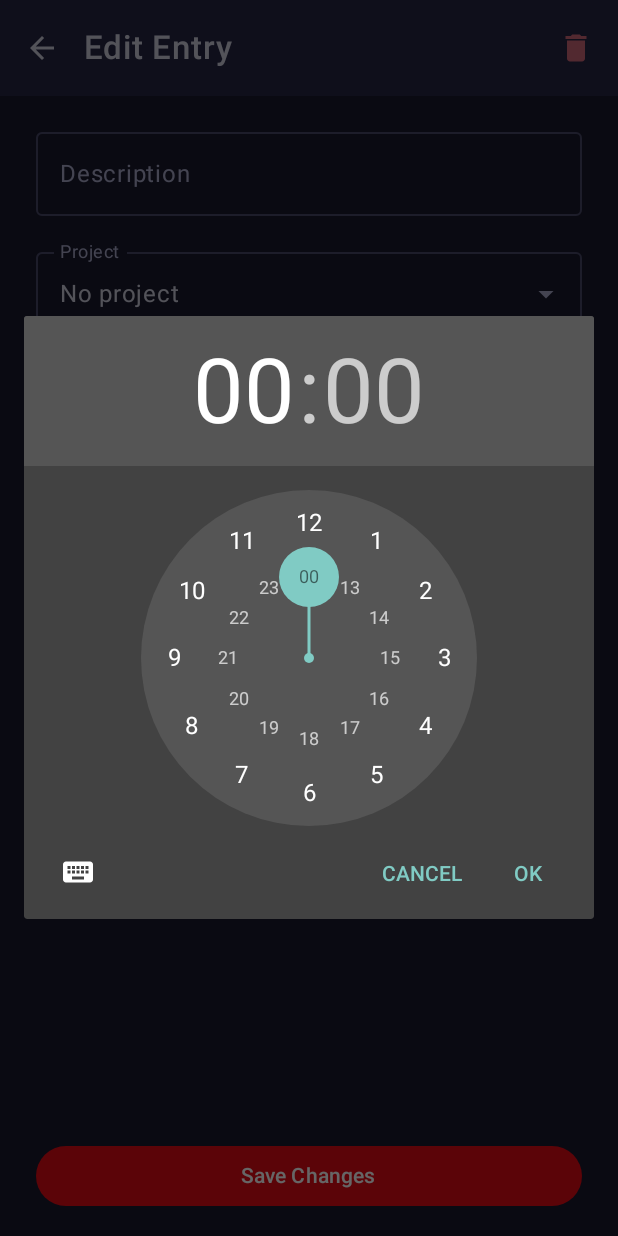
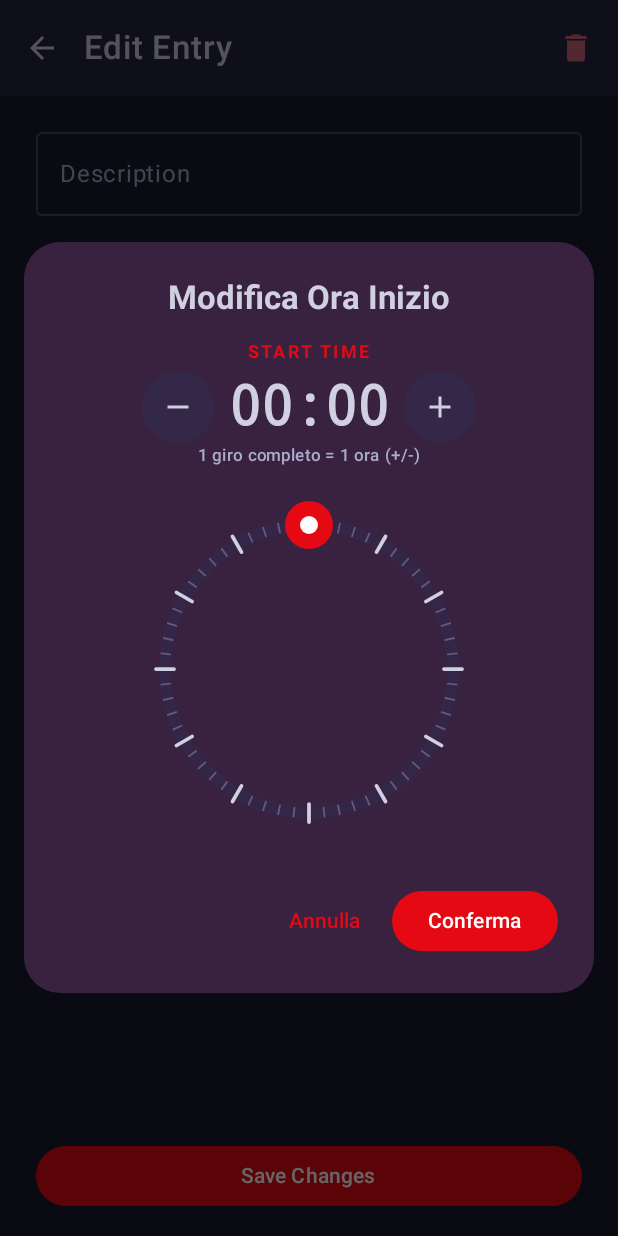
Before and after one commit to krakamoto/StudyTrack, an Android app built with Jetpack Compose: the composable EditTimeEntryContent shown on its own in the app's theme, after a tap on an icon or button, on a phone screen of 412 x 824 dp. Run offline under Robolectric (Android 15) with nearby library versions, the phone set to English and light mode, and no system bars; our stand-ins replace Dagger/Hilt's generated code.

Commit message:
feat(timer): Add Toggl circular time dial picker and live running start-time editing

```diff
--- /dev/null
+++ b/app/src/main/java/com/studytrack/ui/components/TogglTimeDialPicker.kt
@@ -0,0 +1,350 @@
+package com.studytrack.ui.components
+
+import androidx.compose.foundation.Canvas
+import androidx.compose.foundation.background
+import androidx.compose.foundation.gestures.detectDragGestures
+import androidx.compose.foundation.gestures.detectTapGestures
+import androidx.compose.foundation.layout.*
+import androidx.compose.foundation.shape.CircleShape
+import androidx.compose.foundation.shape.RoundedCornerShape
+import androidx.compose.material.icons.Icons
+import androidx.compose.material.icons.filled.Add
+import androidx.compose.material.icons.filled.Remove
+import androidx.compose.material3.*
+import androidx.compose.runtime.*
+import androidx.compose.ui.Alignment
+import androidx.compose.ui.Modifier
+import androidx.compose.ui.draw.clip
+import androidx.compose.ui.geometry.Offset
+import androidx.compose.ui.graphics.Color
+import androidx.compose.ui.graphics.StrokeCap
+import androidx.compose.ui.graphics.drawscope.Stroke
+import androidx.compose.ui.hapticfeedback.HapticFeedbackType
+import androidx.compose.ui.input.pointer.pointerInput
+import androidx.compose.ui.platform.LocalHapticFeedback
+import androidx.compose.ui.text.font.FontFamily
+import androidx.compose.ui.text.font.FontWeight
+import androidx.compose.ui.unit.dp
+import androidx.compose.ui.unit.sp
+import androidx.compose.ui.window.Dialog
+import java.util.*
+import kotlin.math.*
+
+/**
+ * Toggl Track-style circular time dial.
+ *
+ * One full 360-degree rotation corresponds to exactly 1 hour (60 minutes).
+ * Dragging clockwise past 12 o'clock increments the hour.
+ * Dragging counter-clockwise past 12 o'clock decrements the hour.
+ */
+@Composable
+fun TogglTimeDial(
+    timeMillis: Long,
+    onTimeChange: (Long) -> Unit,
+    modifier: Modifier = Modifier,
+    label: String = "START TIME",
+    primaryColor: Color = MaterialTheme.colorScheme.primary
+) {
+    val haptic = LocalHapticFeedback.current
+
+    val calendar = remember(timeMillis) {
+        Calendar.getInstance().apply { this.timeInMillis = timeMillis }
+    }
+
+    var hour by remember(timeMillis) { mutableIntStateOf(calendar.get(Calendar.HOUR_OF_DAY)) }
+    var minute by remember(timeMillis) { mutableIntStateOf(calendar.get(Calendar.MINUTE)) }
+    var previousAngle by remember { mutableFloatStateOf(minute * 6f) }
+
+    fun updateTimestamp(newHour: Int, newMinute: Int) {
+        val cal = Calendar.getInstance().apply {
+            this.timeInMillis = timeMillis
+            set(Calendar.HOUR_OF_DAY, newHour)
+            set(Calendar.MINUTE, newMinute)
+            set(Calendar.SECOND, 0)
+            set(Calendar.MILLISECOND, 0)
+        }
+        onTimeChange(cal.timeInMillis)
+    }
+
+    fun handleAngleChange(newAngle: Float) {
+        // Detect crossing 12 o'clock (0° / 360°)
+        if (previousAngle > 270f && newAngle < 90f) {
+            // Clockwise crossing past 12: increment hour
+            hour = (hour + 1) % 24
+            haptic.performHapticFeedback(HapticFeedbackType.LongPress)
+        } else if (previousAngle < 90f && newAngle > 270f) {
+            // Counter-clockwise crossing past 12: decrement hour
+            hour = (hour - 1 + 24) % 24
+            haptic.performHapticFeedback(HapticFeedbackType.LongPress)
+        }
+
+        previousAngle = newAngle
+        val newMin = ((newAngle / 6f).roundToInt()) % 60
+        if (newMin != minute) {
+            minute = newMin
+            haptic.performHapticFeedback(HapticFeedbackType.TextHandleMove)
+            updateTimestamp(hour, minute)
+        }
+    }
+
+    Column(
+        modifier = modifier.fillMaxWidth(),
+        horizontalAlignment = Alignment.CenterHorizontally
+    ) {
+        // Mode Label
+        Text(
+            text = label,
+            style = MaterialTheme.typography.labelMedium,
+            fontWeight = FontWeight.Bold,
+            color = primaryColor,
+            letterSpacing = 1.5.sp
+        )
+
+        Spacer(modifier = Modifier.height(8.dp))
+
+        // Time digital readout with +/- 1h quick adjustment buttons
+        Row(
+            verticalAlignment = Alignment.CenterVertically,
+            horizontalArrangement = Arrangement.Center
+        ) {
+            IconButton(
+                onClick = {
+                    hour = (hour - 1 + 24) % 24
+                    updateTimestamp(hour, minute)
+                    haptic.performHapticFeedback(HapticFeedbackType.LongPress)
+                },
+                modifier = Modifier
+                    .size(36.dp)
+                    .clip(CircleShape)
+                    .background(MaterialTheme.colorScheme.surfaceVariant.copy(alpha = 0.5f))
+            ) {
+                Icon(
+                    Icons.Default.Remove,
+                    contentDescription = "-1 hour",
+                    tint = MaterialTheme.colorScheme.onSurface
+                )
+            }
+
+            Spacer(modifier = Modifier.width(16.dp))
+
+            Text(
+                text = "%02d:%02d".format(hour, minute),
+                style = MaterialTheme.typography.displaySmall,
+                fontWeight = FontWeight.Bold,
+                fontFamily = FontFamily.Monospace,
+                color = MaterialTheme.colorScheme.onSurface
+            )
+
+            Spacer(modifier = Modifier.width(16.dp))
+
+            IconButton(
+                onClick = {
+                    hour = (hour + 1) % 24
+                    updateTimestamp(hour, minute)
+                    haptic.performHapticFeedback(HapticFeedbackType.LongPress)
+                },
+                modifier = Modifier
+                    .size(36.dp)
+                    .clip(CircleShape)
+                    .background(MaterialTheme.colorScheme.surfaceVariant.copy(alpha = 0.5f))
+            ) {
+                Icon(
+                    Icons.Default.Add,
+                    contentDescription = "+1 hour",
+                    tint = MaterialTheme.colorScheme.onSurface
+                )
+            }
+        }
+
+        Spacer(modifier = Modifier.height(4.dp))
+        Text(
+            text = "1 giro completo = 1 ora (+/-)",
+            style = MaterialTheme.typography.labelSmall,
+            color = MaterialTheme.colorScheme.onSurfaceVariant
+        )
+
+        Spacer(modifier = Modifier.height(16.dp))
+
+        // Circular Dial Canvas
+        val dialSize = 240.dp
+        val surfaceColor = MaterialTheme.colorScheme.surfaceVariant.copy(alpha = 0.4f)
+        val onSurfaceColor = MaterialTheme.colorScheme.onSurface
+        val onSurfaceVariant = MaterialTheme.colorScheme.onSurfaceVariant.copy(alpha = 0.4f)
+
+        Box(
+            modifier = Modifier
+                .size(dialSize)
+                .pointerInput(Unit) {
+                    detectDragGestures(
+                        onDragStart = { offset ->
+                            val center = Offset(size.width / 2f, size.height / 2f)
+                            val dx = offset.x - center.x
+                            val dy = offset.y - center.y
+                            var angle = Math.toDegrees(atan2(dy.toDouble(), dx.toDouble())).toFloat() + 90f
+                            if (angle < 0f) angle += 360f
+                            previousAngle = angle
+                            handleAngleChange(angle)
+                        },
+                        onDrag = { change, _ ->
+                            change.consume()
+                            val center = Offset(size.width / 2f, size.height / 2f)
+                            val dx = change.position.x - center.x
+                            val dy = change.position.y - center.y
+                            var angle = Math.toDegrees(atan2(dy.toDouble(), dx.toDouble())).toFloat() + 90f
+                            if (angle < 0f) angle += 360f
+                            handleAngleChange(angle)
+                        }
+                    )
+                }
+                .pointerInput(Unit) {
+                    detectTapGestures { offset ->
+                        val center = Offset(size.width / 2f, size.height / 2f)
+                        val dx = offset.x - center.x
+                        val dy = offset.y - center.y
+                        var angle = Math.toDegrees(atan2(dy.toDouble(), dx.toDouble())).toFloat() + 90f
+                        if (angle < 0f) angle += 360f
+                        previousAngle = angle
+                        handleAngleChange(angle)
+                    }
+                },
+            contentAlignment = Alignment.Center
+        ) {
+            Canvas(modifier = Modifier.fillMaxSize()) {
+                val center = Offset(size.width / 2f, size.height / 2f)
+                val trackRadius = (size.minDimension / 2f) - 24.dp.toPx()
+
+                // Background track circle
+                drawCircle(
+                    color = surfaceColor,
+                    radius = trackRadius,
+                    center = center,
+                    style = Stroke(width = 8.dp.toPx(), cap = StrokeCap.Round)
+                )
+
+                // 60-minute tick marks around track
+                for (i in 0 until 60) {
+                    val tickAngleRad = Math.toRadians((i * 6 - 90).toDouble())
+                    val isMajor = (i % 5 == 0)
+                    val tickLen = if (isMajor) 12.dp.toPx() else 6.dp.toPx()
+                    val tickStroke = if (isMajor) 2.5.dp.toPx() else 1.2.dp.toPx()
+                    val tickColor = if (isMajor) onSurfaceColor else onSurfaceVariant
+
+                    val startRadius = trackRadius - (tickLen / 2f)
+                    val endRadius = trackRadius + (tickLen / 2f)
+
+                    val startX = center.x + startRadius * cos(tickAngleRad).toFloat()
+                    val startY = center.y + startRadius * sin(tickAngleRad).toFloat()
+                    val endX = center.x + endRadius * cos(tickAngleRad).toFloat()
+                    val endY = center.y + endRadius * sin(tickAngleRad).toFloat()
+
+                    drawLine(
+                        color = tickColor,
+                        start = Offset(startX, startY),
+                        end = Offset(endX, endY),
+                        strokeWidth = tickStroke,
+                        cap = StrokeCap.Round
+                    )
+                }
+
+                // Active progress arc from top (0 min) to current minute
+                val sweepAngle = minute * 6f
+                if (sweepAngle > 0f) {
+                    drawArc(
+                        color = primaryColor,
+                        startAngle = -90f,
+                        sweepAngle = sweepAngle,
+                        useCenter = false,
+                        topLeft = Offset(center.x - trackRadius, center.y - trackRadius),
+                        size = androidx.compose.ui.geometry.Size(trackRadius * 2f, trackRadius * 2f),
+                        style = Stroke(width = 8.dp.toPx(), cap = StrokeCap.Round)
+                    )
+                }
+
+                // Draggable Handle / Knob
+                val currentAngleRad = Math.toRadians((minute * 6 - 90).toDouble())
+                val handleCenter = Offset(
+                    center.x + trackRadius * cos(currentAngleRad).toFloat(),
+                    center.y + trackRadius * sin(currentAngleRad).toFloat()
+                )
+
+                // Outer handle glow / circle
+                drawCircle(
+                    color = primaryColor,
+                    radius = 16.dp.toPx(),
+                    center = handleCenter
+                )
+                // Inner white dot
+                drawCircle(
+                    color = Color.White,
+                    radius = 6.dp.toPx(),
+                    center = handleCenter
+                )
+            }
+        }
+    }
+}
+
+/**
+ * Modal dialog for adjusting start or end time with the Toggl circular dial.
+ */
+@Composable
+fun TogglTimeDialDialog(
+    initialTimeMillis: Long,
+    onConfirm: (Long) -> Unit,
+    onDismiss: () -> Unit,
+    title: String = "Modifica Orario",
+    label: String = "START TIME"
+) {
+    var selectedTime by remember { mutableLongStateOf(initialTimeMillis) }
+
+    Dialog(onDismissRequest = onDismiss) {
+        Surface(
+            shape = RoundedCornerShape(24.dp),
+            color = MaterialTheme.colorScheme.surface,
+            tonalElevation = 6.dp,
+            modifier = Modifier
+                .fillMaxWidth()
+                .padding(16.dp)
+        ) {
+            Column(
+                modifier = Modifier
+                    .fillMaxWidth()
+                    .padding(24.dp),
+                horizontalAlignment = Alignment.CenterHorizontally
+            ) {
+                Text(
+                    text = title,
+                    style = MaterialTheme.typography.titleLarge,
+                    fontWeight = FontWeight.Bold,
+                    color = MaterialTheme.colorScheme.onSurface
+                )
+
+                Spacer(modifier = Modifier.height(16.dp))
+
+                TogglTimeDial(
+                    timeMillis = selectedTime,
+                    onTimeChange = { selectedTime = it },
+                    label = label
+                )
+
+                Spacer(modifier = Modifier.height(24.dp))
+
+                Row(
+                    modifier = Modifier.fillMaxWidth(),
+                    horizontalArrangement = Arrangement.End
+                ) {
+                    TextButton(onClick = onDismiss) {
+                        Text("Annulla")
+                    }
+                    Spacer(modifier = Modifier.width(8.dp))
+                    Button(
+                        onClick = { onConfirm(selectedTime) },
+                        colors = ButtonDefaults.buttonColors(containerColor = MaterialTheme.colorScheme.primary)
+                    ) {
+                        Text("Conferma", color = Color.White)
+                    }
+                }
+            }
+        }
+    }
+}
```
Also changed, not shown: app/src/main/java/com/studytrack/ui/screens/EditTimeEntryScreen.kt (+31 -40 lines), app/src/main/java/com/studytrack/ui/screens/TimerScreen.kt (+49 -6 lines), app/src/main/java/com/studytrack/ui/screens/TimerViewModel.kt (+42 -2 lines), 1 other file.
